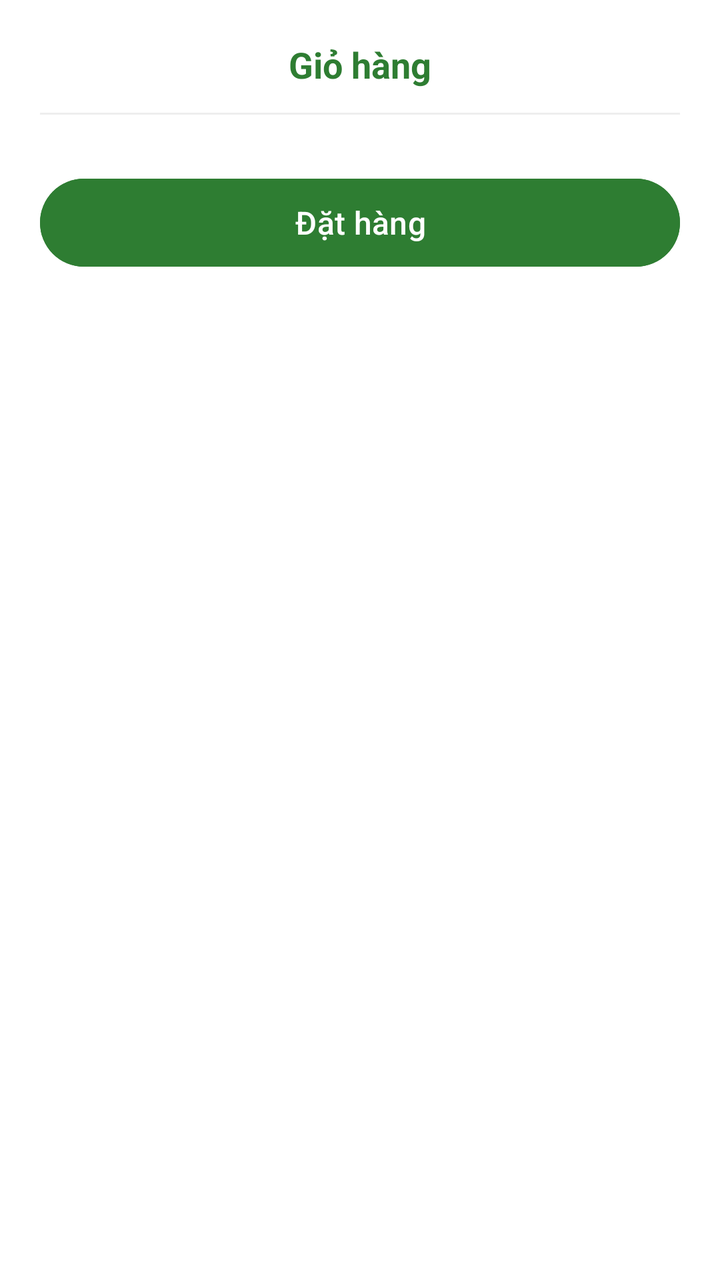
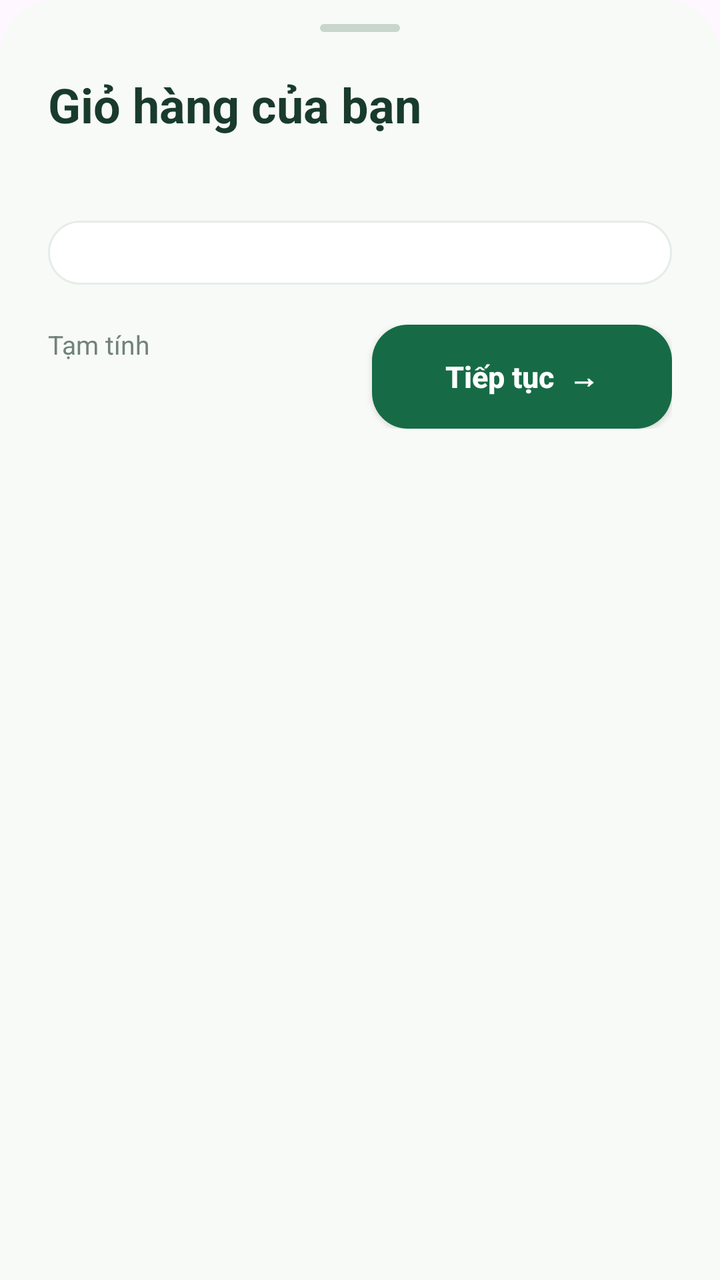

Before-and-after screenshots of an Android layout around one commit, followed by the original layout XML and the change that was made.
<!-- AndroidManifest.xml: application theme Theme.Project_FoodApp -->
<!-- res/layout/dialog_basket_bottom_sheet.xml -->
<?xml version="1.0" encoding="utf-8"?>
<LinearLayout xmlns:android="http://schemas.android.com/apk/res/android"
    android:layout_width="match_parent"
    android:layout_height="wrap_content"
    android:background="#FFFFFF"
    android:orientation="vertical"
    android:padding="20dp">

    <TextView
        android:layout_width="match_parent"
        android:layout_height="wrap_content"
        android:gravity="center"
        android:text="Giỏ hàng"
        android:textColor="#2E7D32"
        android:textSize="18sp"
        android:textStyle="bold" />

    <View
        android:layout_width="match_parent"
        android:layout_height="1dp"
        android:layout_marginTop="12dp"
        android:layout_marginBottom="12dp"
        android:background="#EEEEEE" />

    <androidx.recyclerview.widget.RecyclerView
        android:id="@+id/rvBasketItems"
        android:layout_width="match_parent"
        android:layout_height="wrap_content"
        android:maxHeight="260dp" />

    <TextView
        android:id="@+id/tvEmptyBasket"
        android:layout_width="match_parent"
        android:layout_height="80dp"
        android:gravity="center"
        android:text="Empty"
        android:textColor="#9E9E9E"
        android:visibility="gone" />

    <Button
        android:id="@+id/btnCheckout"
        android:layout_width="match_parent"
        android:layout_height="52dp"
        android:layout_marginTop="16dp"
        android:backgroundTint="#2E7D32"
        android:text="Đặt hàng"
        android:textAllCaps="false"
        android:textColor="#FFFFFF"
        android:textSize="16sp" />

</LinearLayout>
<!-- resources referenced by this layout -->
<resources>
  <style name="Theme.Project_FoodApp" parent="Base.Theme.Project_FoodApp" />
  <style name="Base.Theme.Project_FoodApp" parent="Theme.Material3.Light.NoActionBar">
          <item name="android:statusBarColor">#F6F8F4</item>
          <item name="android:windowLightStatusBar">true</item>
          <item name="android:navigationBarColor">#F6F8F4</item>
          <item name="android:windowLightNavigationBar">true</item>
      </style>
</resources>

<!-- the commit's change to res/layout/dialog_basket_bottom_sheet.xml (unified diff, before → after) -->
@@ -1,51 +1,20 @@
 <?xml version="1.0" encoding="utf-8"?>
 <LinearLayout xmlns:android="http://schemas.android.com/apk/res/android"
-    android:layout_width="match_parent"
-    android:layout_height="wrap_content"
-    android:background="#FFFFFF"
-    android:orientation="vertical"
-    android:padding="20dp">
-
-    <TextView
-        android:layout_width="match_parent"
-        android:layout_height="wrap_content"
-        android:gravity="center"
-        android:text="Giỏ hàng"
-        android:textColor="#2E7D32"
-        android:textSize="18sp"
-        android:textStyle="bold" />
-
-    <View
-        android:layout_width="match_parent"
-        android:layout_height="1dp"
-        android:layout_marginTop="12dp"
-        android:layout_marginBottom="12dp"
-        android:background="#EEEEEE" />
-
-    <androidx.recyclerview.widget.RecyclerView
-        android:id="@+id/rvBasketItems"
-        android:layout_width="match_parent"
-        android:layout_height="wrap_content"
-        android:maxHeight="260dp" />
-
-    <TextView
-        android:id="@+id/tvEmptyBasket"
-        android:layout_width="match_parent"
-        android:layout_height="80dp"
-        android:gravity="center"
-        android:text="Empty"
-        android:textColor="#9E9E9E"
-        android:visibility="gone" />
-
-    <Button
-        android:id="@+id/btnCheckout"
-        android:layout_width="match_parent"
-        android:layout_height="52dp"
-        android:layout_marginTop="16dp"
-        android:backgroundTint="#2E7D32"
-        android:text="Đặt hàng"
-        android:textAllCaps="false"
-        android:textColor="#FFFFFF"
-        android:textSize="16sp" />
-
+    android:layout_width="match_parent" android:layout_height="wrap_content"
+    android:background="@drawable/bg_basket_sheet" android:orientation="vertical"
+    android:paddingStart="24dp" android:paddingEnd="24dp" android:paddingTop="12dp" android:paddingBottom="24dp">
+    <View android:layout_width="40dp" android:layout_height="4dp" android:layout_gravity="center_horizontal" android:background="@drawable/bg_sheet_handle" />
+    <TextView android:layout_width="match_parent" android:layout_height="wrap_content" android:layout_marginTop="20dp" android:text="Giỏ hàng của bạn" android:textColor="#193B2B" android:textSize="24sp" android:textStyle="bold" />
+    <TextView android:id="@+id/tvBasketStore" android:layout_width="match_parent" android:layout_height="wrap_content" android:layout_marginTop="5dp" android:textColor="#6F8075" android:textSize="14sp" />
+    <ScrollView android:layout_width="match_parent" android:layout_height="wrap_content" android:layout_marginTop="18dp" android:fillViewport="false" android:overScrollMode="ifContentScrolls">
+        <LinearLayout android:id="@+id/basketItems" android:layout_width="match_parent" android:layout_height="wrap_content" android:background="@drawable/bg_surface" android:orientation="vertical" android:padding="16dp" />
+    </ScrollView>
+    <TextView android:id="@+id/tvEmptyBasket" android:layout_width="match_parent" android:layout_height="wrap_content" android:layout_marginTop="14dp" android:gravity="center" android:padding="16dp" android:text="Chưa có món nào. Hãy chọn món bạn thích nhé!" android:textColor="#6F8075" android:textSize="14sp" android:visibility="gone" />
+    <LinearLayout android:layout_width="match_parent" android:layout_height="wrap_content" android:layout_marginTop="20dp" android:gravity="center_vertical" android:orientation="horizontal">
+        <LinearLayout android:layout_width="0dp" android:layout_height="wrap_content" android:layout_weight="1" android:orientation="vertical">
+            <TextView android:layout_width="wrap_content" android:layout_height="wrap_content" android:text="Tạm tính" android:textColor="#728378" android:textSize="13sp" />
+            <TextView android:id="@+id/tvSheetTotal" android:layout_width="wrap_content" android:layout_height="wrap_content" android:layout_marginTop="3dp" android:textColor="#193B2B" android:textSize="22sp" android:textStyle="bold" />
+        </LinearLayout>
+        <androidx.appcompat.widget.AppCompatButton android:id="@+id/btnCheckout" android:layout_width="150dp" android:layout_height="52dp" android:background="@drawable/bg_button_green" android:text="Tiếp tục  →" android:textAllCaps="false" android:textColor="#FFFFFF" android:textSize="15sp" android:textStyle="bold" />
+    </LinearLayout>
 </LinearLayout>
<!-- resource entries referenced after the edit -->
@@ -1,5 +1,25 @@
 <!-- resources referenced by this layout -->
 <resources>
+  <!-- drawable bg_basket_sheet (drawable) -->
+  <shape xmlns:android="http://schemas.android.com/apk/res/android" android:shape="rectangle">
+      <solid android:color="#F8FAF7" />
+      <corners android:topLeftRadius="28dp" android:topRightRadius="28dp" />
+  </shape>
+  <!-- drawable bg_button_green (drawable) -->
+  <shape xmlns:android="http://schemas.android.com/apk/res/android" android:shape="rectangle">
+      <solid android:color="#166B46" />
+      <corners android:radius="18dp" />
+  </shape>
+  <!-- drawable bg_sheet_handle (drawable) -->
+  <shape xmlns:android="http://schemas.android.com/apk/res/android" android:shape="rectangle">
+      <solid android:color="#C8D6CD" /><corners android:radius="10dp" />
+  </shape>
+  <!-- drawable bg_surface (drawable) -->
+  <shape xmlns:android="http://schemas.android.com/apk/res/android" android:shape="rectangle">
+      <solid android:color="#FFFFFFFF" />
+      <stroke android:width="1dp" android:color="#E5EDE8" />
+      <corners android:radius="22dp" />
+  </shape>
   <style name="Theme.Project_FoodApp" parent="Base.Theme.Project_FoodApp" />
   <style name="Base.Theme.Project_FoodApp" parent="Theme.Material3.Light.NoActionBar">
           <item name="android:statusBarColor">#F6F8F4</item>
